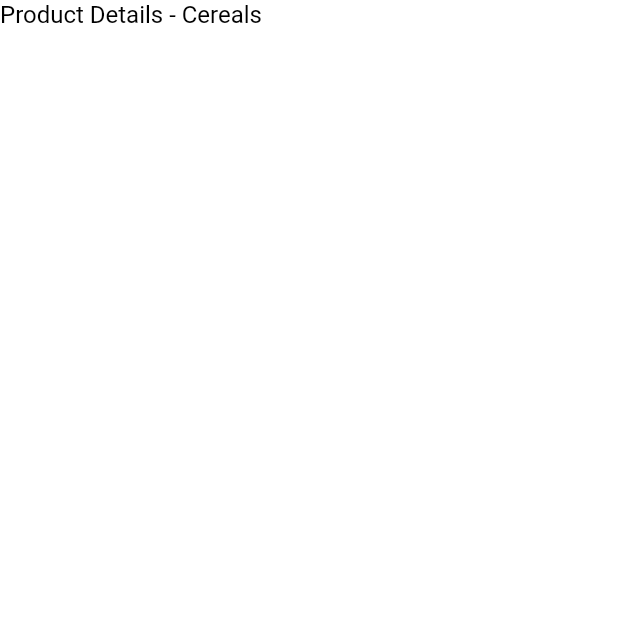
After one commit to joinmywave/FoodDelivery, a Flutter app: the screen it shows after launch, after a tap on "Cereals", on a phone screen of 412 x 824 dp, the top half of it. The commit adds this screen. Run offline on Flutter 3.47's test engine with Material 2 defaults, Android fonts, the phone set to English and light mode, and no system bars.

Commit message:
Screen Navigation and product detail screen

```diff
--- /dev/null
+++ b/food_delivery/lib/helpers/screen_navigation.dart
@@ -0,0 +1,10 @@
+import 'package:flutter/material.dart';
+
+void navigateTo(BuildContext context, Widget widget) {
+  Navigator.push(context, MaterialPageRoute(builder: (context) => widget));
+}
+
+void navigateToWithReplacement(BuildContext context, Widget widget) {
+  Navigator.pushReplacement(
+      context, MaterialPageRoute(builder: (context) => widget));
+}
--- /dev/null
+++ b/food_delivery/lib/screens/product_details.dart
@@ -0,0 +1,27 @@
+import 'package:flutter/material.dart';
+import 'package:food_delivery/helpers/style.dart';
+import 'package:food_delivery/models/product.dart';
+import 'package:food_delivery/widgets/custom_text.dart';
+
+class ProductDetails extends StatefulWidget {
+  final Product product;
+
+  ProductDetails({this.product});
+
+  @override
+  _ProductDetailsState createState() => _ProductDetailsState();
+}
+
+class _ProductDetailsState extends State<ProductDetails> {
+  @override
+  Widget build(BuildContext context) {
+    return Scaffold(
+      backgroundColor: white,
+      body: Column(
+        children: [
+          CustomText(text: "Product Details - ${widget.product.name}")
+        ],
+      ),
+    );
+  }
+}
--- a/food_delivery/lib/widgets/popular_food.dart
+++ b/food_delivery/lib/widgets/popular_food.dart
@@ -1,6 +1,8 @@
 import 'package:flutter/material.dart';
+import 'package:food_delivery/helpers/screen_navigation.dart';
 import 'package:food_delivery/helpers/style.dart';
 import 'package:food_delivery/models/product.dart';
+import 'package:food_delivery/screens/product_details.dart';
 import 'package:food_delivery/widgets/custom_text.dart';
 
 List<Product> productList = [
@@ -40,6 +42,10 @@ class PopularFood extends StatelessWidget {
         itemBuilder: (_, index) {
           return Padding(
             padding: const EdgeInsets.fromLTRB(12, 14, 16, 12),
+            child: GestureDetector(
+              onTap: () {
+                navigateTo(_, ProductDetails(product: productList[index]));
+              },
               child: Container(
                 height: 220,
                 width: 200,
@@ -134,6 +140,7 @@ class PopularFood extends StatelessWidget {
                   ],
                 ),
               ),
+            ),
           );
         },
       ),
--- a/food_delivery/pubspec.yaml
+++ b/food_delivery/pubspec.yaml
@@ -24,7 +24,6 @@ dependencies:
   flutter:
     sdk: flutter
 
-
   # The following adds the Cupertino Icons font to your application.
   # Use with the CupertinoIcons class for iOS style icons.
   cupertino_icons: ^0.1.3
@@ -35,7 +34,6 @@ dev_dependencies:
 
 # For information on the generic Dart part of this file, see the
 # following page: https://dart.dev/tools/pub/pubspec
-
 # The following section is specific to Flutter.
 flutter:
 
@@ -48,13 +46,10 @@ flutter:
   assets:
     - images/
   #   - images/a_dot_ham.jpeg
-
   # An image asset can refer to one or more resolution-specific "variants", see
   # https://flutter.dev/assets-and-images/#resolution-aware.
-
   # For details regarding adding assets from package dependencies, see
   # https://flutter.dev/assets-and-images/#from-packages
-
   # To add custom fonts to your application, add a fonts section here,
   # in this "flutter" section. Each entry in this list should have a
   # "family" key with the font family name, and a "fonts" key with a
```
Lines whose indentation alone changed are shown as unchanged.
